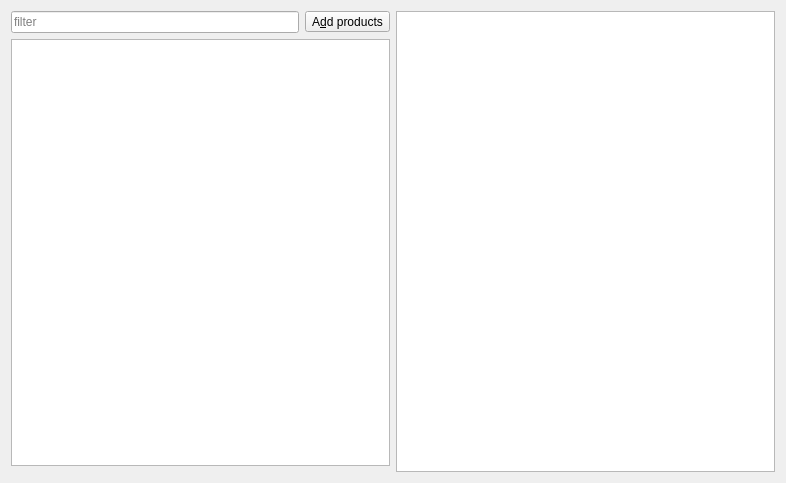
Qt form src/ui/TabProductsWidget.ui (wnt-zhp/zarlock-cpp) before a commit.
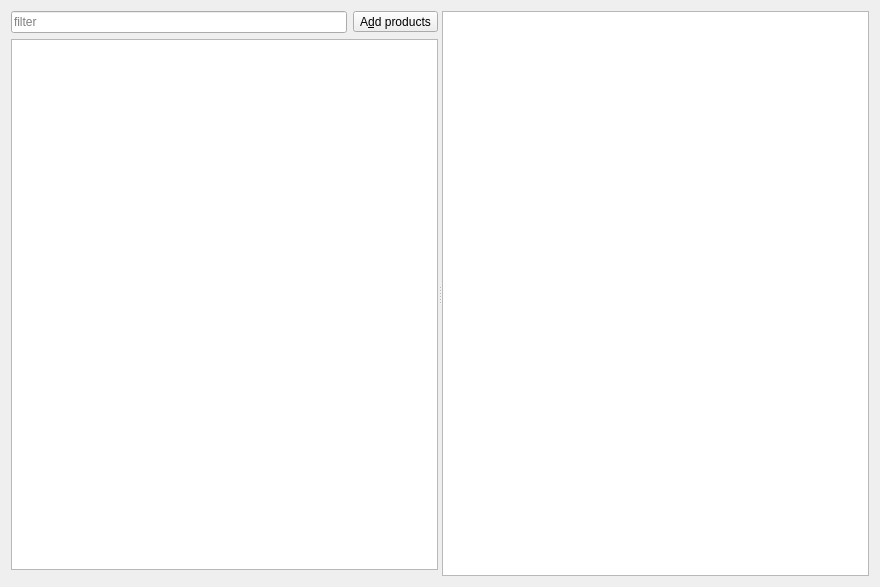
The same form after that commit. Custom widgets are drawn as their Qt base class.

Commit message: Splitters in tabs, batches filtering for products

Diff of the .ui file:
```diff
--- a/src/ui/TabProductsWidget.ui
+++ b/src/ui/TabProductsWidget.ui
@@ -6,16 +6,21 @@
    <rect>
     <x>0</x>
     <y>0</y>
-    <width>786</width>
-    <height>483</height>
+    <width>880</width>
+    <height>587</height>
    </rect>
   </property>
   <property name="windowTitle">
    <string>Products Tab</string>
   </property>
-  <layout class="QGridLayout" name="gridLayout">
-   <item row="0" column="0" rowspan="2">
-    <layout class="QVBoxLayout" name="ProductsLayout">
+  <layout class="QHBoxLayout" name="horizontalLayout">
+   <item>
+    <widget class="QSplitter" name="splitter">
+     <property name="orientation">
+      <enum>Qt::Horizontal</enum>
+     </property>
+     <widget class="QWidget" name="verticalLayoutWidget">
+      <layout class="QVBoxLayout" name="verticalLayout">
      <item>
       <layout class="QHBoxLayout" name="FilterLayout" stretch="0,0">
        <item>
@@ -54,12 +59,12 @@
       <widget class="QWidget" name="widget_add_products" native="true"/>
      </item>
     </layout>
-   </item>
-   <item row="0" column="2" rowspan="2">
-    <widget class="QTableView" name="table_batchbyid">
+     </widget>
+     <widget class="BatchTableView" name="table_batchbyid">
      <property name="selectionBehavior">
       <enum>QAbstractItemView::SelectRows</enum>
      </property>
+     </widget>
     </widget>
    </item>
   </layout>
@@ -70,6 +75,11 @@
    <extends>QTableView</extends>
    <header>ProductsTableView.h</header>
   </customwidget>
+  <customwidget>
+   <class>BatchTableView</class>
+   <extends>QTableView</extends>
+   <header>BatchTableView.h</header>
+  </customwidget>
  </customwidgets>
  <resources/>
  <connections/>
```
Lines whose indentation alone changed are shown as unchanged. The commit also changes 10 other files.
